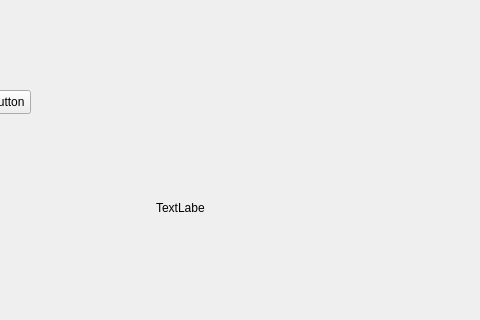
Ygorurt/rhodium, file backend/src/gui/mainwindow.ui: the form before one commit; both pictures show x 164 to 644 and y 0 to 320 of the 800 by 600 pixel window.
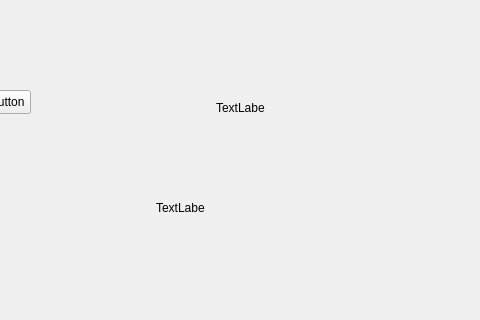
The form after the commit.

The edit to the form file:
```diff
--- a/backend/src/gui/mainwindow.ui
+++ b/backend/src/gui/mainwindow.ui
@@ -40,6 +40,19 @@
      <string>TextLabel</string>
     </property>
    </widget>
+   <widget class="QLabel" name="chainLengthLabel">
+    <property name="geometry">
+     <rect>
+      <x>380</x>
+      <y>100</y>
+      <width>49</width>
+      <height>16</height>
+     </rect>
+    </property>
+    <property name="text">
+     <string>TextLabel</string>
+    </property>
+   </widget>
   </widget>
   <widget class="QMenuBar" name="menubar">
    <property name="geometry">
```
